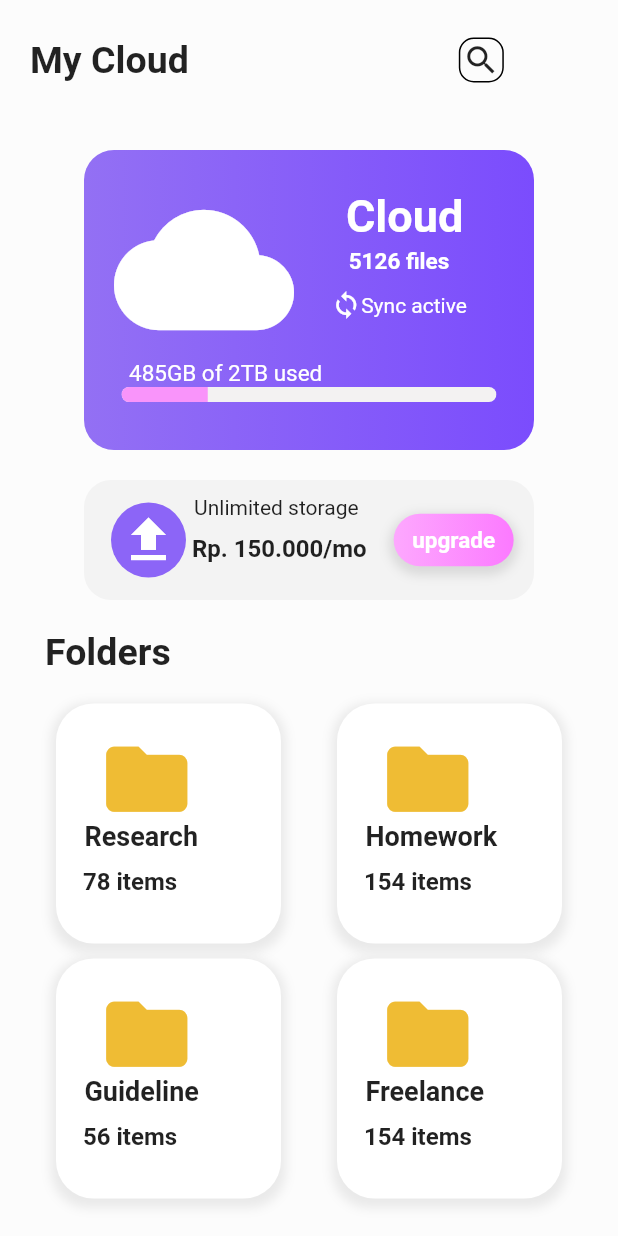
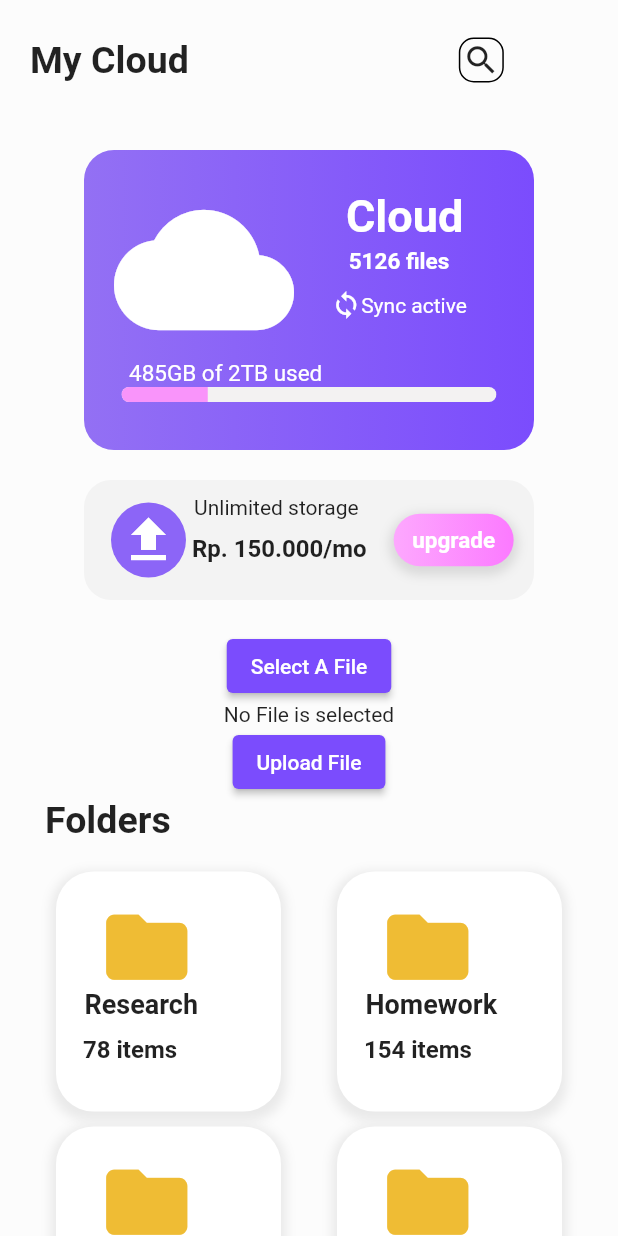
Before and after one commit to PranavMasekar/Flutter_ui, a Flutter app: the MyCloud screen opened directly, on a phone screen of 412 x 824 dp. Run offline on Flutter 3.47's test engine with Material 2 defaults, Android fonts, the phone set to English and light mode, and no system bars; our stand-ins replace file_picker, firebase_auth, firebase_core, firebase_storage, flutter_signin_button, google_sign_in and 2 more; accounts and stored records are empty.

```diff
--- a/lib/Fourth Ui/cloudpage.dart
+++ b/lib/Fourth Ui/cloudpage.dart
@@ -1,11 +1,44 @@
-import 'dart:ui';
+import 'dart:io';
+import 'package:file_picker/file_picker.dart';
+import 'package:firebase_storage/firebase_storage.dart';
+import 'package:flutter/material.dart';
+import 'package:path/path.dart';
+import 'package:flutter_ui/Fourth%20Ui/folder_card.dart';
+import 'services/file.dart';
 
-import 'package:flutter/material.dart';
-import 'package:flutter_ui/Fourth%20Ui/folder_card.dart';
+class MyCloud extends StatefulWidget {
+  @override
+  _MyCloudState createState() => _MyCloudState();
+}
 
-class MyCloud extends StatelessWidget {
+class _MyCloudState extends State<MyCloud> {
   @override
   Widget build(BuildContext context) {
+    File? file;
+    UploadTask? task;
+    String filename = "No File is selected";
+    selectfile() async {
+      final result = await FilePicker.platform.pickFiles(allowMultiple: true);
+      if (result == null) {
+        return print("error");
+      } else {
+        final path = result.files.single.path;
+        setState(() {
+          file = File(path!);
+          filename = basename(file!.path);
+        });
+      }
+    }
+
+    uploadfile() {
+      if (file == null) {
+        return;
+      }
+      final destination = "files/$filename";
+      task = MYFirebaseStorage.uploadFile(destination, file!);
+      setState(() {});
+    }
+
     return SafeArea(
       child: Scaffold(
         backgroundColor: Color(0xfffcfcfc),
@@ -228,6 +261,41 @@ class MyCloud extends StatelessWidget {
               SizedBox(
                 height: 20,
               ),
+              // Container(
+              //   height: 40,
+              //   width: 100,
+              //   decoration: BoxDecoration(
+              //       gradient: LinearGradient(
+              //         colors: [
+              //           Color(0xfffda8fe),
+              //           Color(0xfffc7aff),
+              //         ],
+              //       ),
+              //       borderRadius: BorderRadius.circular(10)),
+              //   child: Text(
+              //     "Select A File ",
+              //     style: TextStyle(fontSize: 20),
+              //   ),
+              // ),
+              ElevatedButton(
+                style: ElevatedButton.styleFrom(
+                  primary: Color(0xff7b4cfd),
+                ),
+                onPressed: () {
+                  selectfile();
+                },
+                child: Text("Select A File"),
+              ),
+              Text(filename),
+              ElevatedButton(
+                style: ElevatedButton.styleFrom(
+                  primary: Color(0xff7b4cfd),
+                ),
+                onPressed: () {
+                  uploadfile();
+                },
+                child: Text("Upload File"),
+              ),
               Align(
                 alignment: Alignment.centerLeft,
                 child: Padding(
--- a/lib/Fourth Ui/folder_card.dart
+++ b/lib/Fourth Ui/folder_card.dart
@@ -1,9 +1,15 @@
 import 'package:flutter/material.dart';
 
-class FolderCard extends StatelessWidget {
+class FolderCard extends StatefulWidget {
   final String name;
   final int items;
   FolderCard({required this.name, required this.items});
+
+  @override
+  _FolderCardState createState() => _FolderCardState();
+}
+
+class _FolderCardState extends State<FolderCard> {
   @override
   Widget build(BuildContext context) {
     return Container(
@@ -40,7 +46,7 @@ class FolderCard extends StatelessWidget {
             height: 10,
           ),
           Text(
-            "  $name",
+            "  ${widget.name}",
             style: TextStyle(
               fontSize: 18,
               fontWeight: FontWeight.bold,
@@ -50,7 +56,7 @@ class FolderCard extends StatelessWidget {
             height: 10,
           ),
           Text(
-            "  $items items",
+            "  ${widget.items} items",
             style: TextStyle(
               fontSize: 16,
               fontWeight: FontWeight.bold,
--- /dev/null
+++ b/lib/Fourth Ui/services/file.dart
@@ -0,0 +1,15 @@
+import 'dart:io';
+
+import 'package:firebase_storage/firebase_storage.dart';
+
+class MYFirebaseStorage {
+  static UploadTask? uploadFile(String destination, File file) {
+    try {
+      final ref = FirebaseStorage.instance.ref(destination);
+      return ref.putFile(file);
+    } on FirebaseException {
+      print("Error ");
+      return null;
+    }
+  }
+}
--- a/lib/Fourth Ui/storage.dart
+++ b/lib/Fourth Ui/storage.dart
@@ -1,4 +1,5 @@
 import 'package:flutter/material.dart';
+import 'package:flutter_ui/Fourth%20Ui/services/auth.dart';
 import 'package:percent_indicator/percent_indicator.dart';
 
 class MyStorage extends StatelessWidget {
@@ -36,7 +37,7 @@ class MyStorage extends StatelessWidget {
                 ],
               ),
               Text(
-                "Rendy",
+                name,
                 style: TextStyle(
                   fontSize: 25,
                   fontWeight: FontWeight.bold,
--- a/lib/main.dart
+++ b/lib/main.dart
@@ -1,12 +1,14 @@
+import 'package:firebase_core/firebase_core.dart';
 import 'package:flutter/material.dart';
 import 'package:flutter_ui/Fourth%20Ui/homepage.dart';
 
-void main() {
+Future<void> main() async {
+  WidgetsFlutterBinding.ensureInitialized();
+  await Firebase.initializeApp();
   runApp(MyApp());
 }
 
 class MyApp extends StatelessWidget {
-  // This widget is the root of your application.
   @override
   Widget build(BuildContext context) {
     return MaterialApp(
```
Also changed, not shown: lib/Fourth Ui/homepage.dart (+36 -21 lines), lib/Fourth Ui/landingpage.dart (+3 -7 lines), lib/Fourth Ui/services/auth.dart (added, +57 -0 lines), pubspec.yaml (+7 -2 lines), pubspec.lock, 3 other files.
